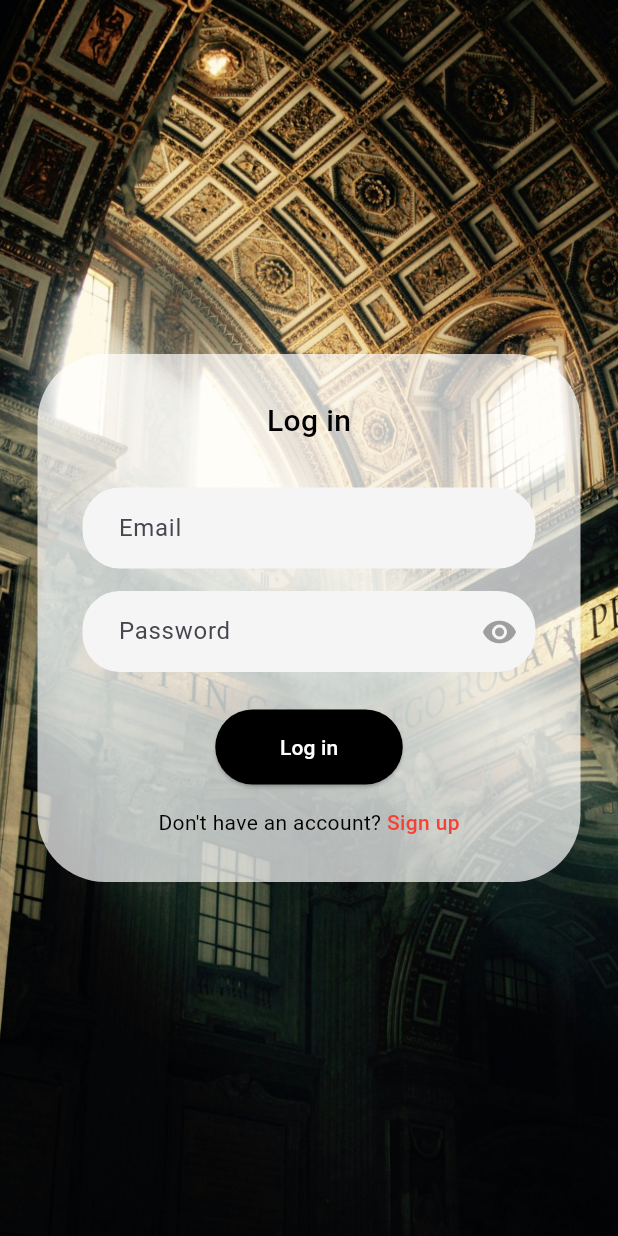
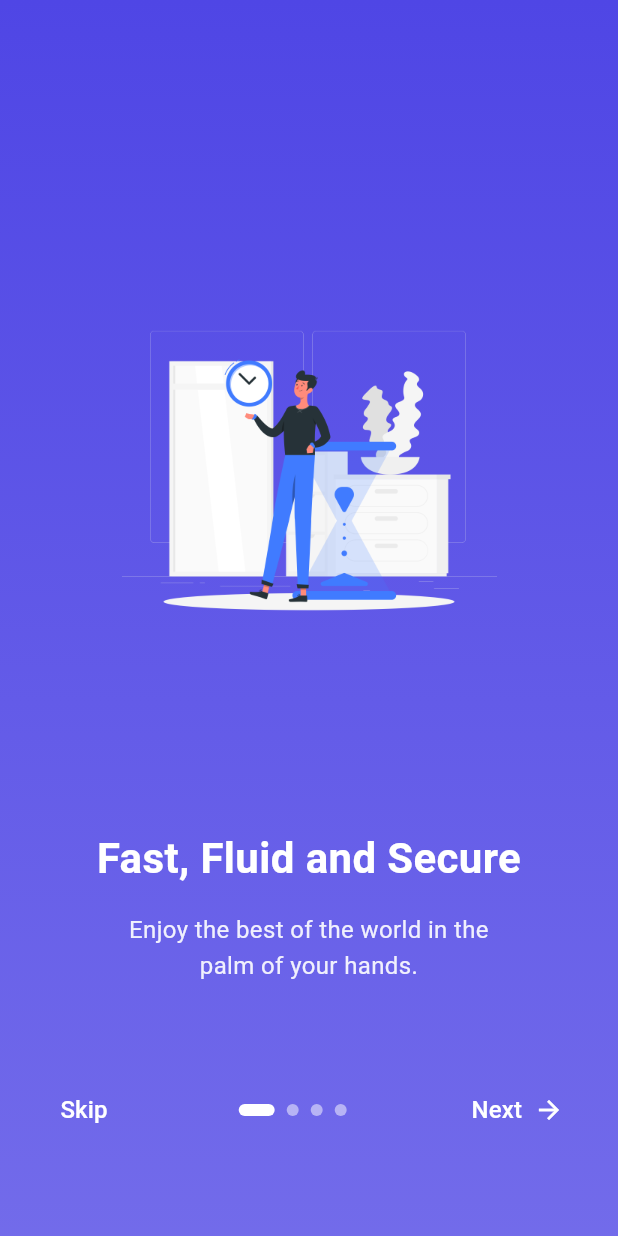
Before and after one commit to 1Karuz/reservation_app, a Flutter app: the screen it shows after launch, on a phone screen of 412 x 824 dp. Run offline on Flutter 3.47's test engine with Material 3 defaults, Android fonts, the phone set to English and light mode, and no system bars; our stand-ins replace cloud_firestore, firebase_auth, firebase_core, shared_preferences; accounts and stored records are empty.

Commit message:
added onboarding page

```diff
--- a/lib/main.dart
+++ b/lib/main.dart
@@ -4,6 +4,8 @@ import 'pages/auth_page.dart';
 import 'pages/home_screen.dart';
 import 'package:firebase_core/firebase_core.dart';
 import 'package:firebase_auth/firebase_auth.dart';
+import 'package:shared_preferences/shared_preferences.dart';
+import 'screens/onboarding_screen.dart';
 
 Future<void> main() async {
   WidgetsFlutterBinding.ensureInitialized();
@@ -35,21 +37,48 @@ class EventReservationApp extends StatelessWidget {
           backgroundColor: Colors.black,
         ),
       ),
-      home: StreamBuilder<User?>(
-        stream: FirebaseAuth.instance.authStateChanges(),
+      home: FutureBuilder<bool>(
+        future: _checkFirstTime(),
         builder: (context, snapshot) {
           if (snapshot.connectionState == ConnectionState.waiting) {
             return const Scaffold(
               body: Center(child: CircularProgressIndicator()),
             );
           }
-          if (snapshot.hasData) {
-            return const HomeScreen();
+
+          bool isFirstTime = snapshot.data ?? true;
+
+          if (isFirstTime) {
+            return const OnboardingScreen();
           }
-          return const AuthPage();
+
+          return StreamBuilder<User?>(
+            stream: FirebaseAuth.instance.authStateChanges(),
+            builder: (context, snapshot) {
+              if (snapshot.connectionState == ConnectionState.waiting) {
+                return const Scaffold(
+                  body: Center(child: CircularProgressIndicator()),
+                );
+              }
+              if (snapshot.hasData) {
+                return const HomeScreen();
+              }
+              return const AuthPage();
+            },
+          );
         },
       ),
+      routes: {
+        '/auth': (context) => const AuthPage(),
+        '/home': (context) => const HomeScreen(),
+        '/onboarding': (context) => const OnboardingScreen(),
+      },
       debugShowCheckedModeBanner: false,
     );
   }
+
+  Future<bool> _checkFirstTime() async {
+    SharedPreferences prefs = await SharedPreferences.getInstance();
+    return prefs.getBool('first_time') ?? true;
+  }
 }
--- /dev/null
+++ b/lib/screens/onboarding_screen.dart
@@ -0,0 +1,261 @@
+// lib/pages/onboarding_screen.dart
+import 'package:flutter/material.dart';
+import 'package:shared_preferences/shared_preferences.dart';
+import '/pages/auth_page.dart';
+
+class OnboardingScreen extends StatefulWidget {
+  const OnboardingScreen({super.key});
+
+  @override
+  State<OnboardingScreen> createState() => _OnboardingScreenState();
+}
+
+class _OnboardingScreenState extends State<OnboardingScreen> {
+  final PageController _pageController = PageController();
+  int _currentPage = 0;
+
+  final List<OnboardingData> _pages = [
+    const OnboardingData(
+      backgroundColor:  Color(0xFF4F46E5), // Blue-purple
+      title: "Fast, Fluid and Secure",
+      subtitle: "Enjoy the best of the world in the\npalm of your hands.",
+      imageAsset: "assets/images/save_time.png", // Clock and person illustration
+      buttonText: "Next",
+      isLastPage: false,
+    ),
+    const OnboardingData(
+      backgroundColor:  Color(0xFF10B981), // Green
+      title: "Plan efficiently",
+      subtitle: "plan your month with lots of events,\nand avoid hectic days",
+      imageAsset: "assets/images/scheduling.png", // Calendar and person illustration
+      buttonText: "Next",
+      isLastPage: false,
+    ),
+    const OnboardingData(
+      backgroundColor:  Color(0xFFF59E0B), // Orange
+      title: "Say goodbye to manual fill up !",
+      subtitle: "say goodbye to filling up forms live at site.",
+      imageAsset: "assets/images/filling_forms.png", // People at desk illustration
+      buttonText: "Next",
+      isLastPage: false,
+    ),
+    const OnboardingData(
+      backgroundColor:  Color(0xFF8B5CF6), // Purple
+      title: "Relax",
+      subtitle: "now all you have to do is sit back and\nenjoy your day!",
+      imageAsset: "assets/images/relaxation.png", // Person relaxing illustration
+      buttonText: "Finish",
+      isLastPage: true,
+    ),
+  ];
+
+  Future<void> _completeOnboarding() async {
+    // Mark onboarding as complete
+    final SharedPreferences prefs = await SharedPreferences.getInstance();
+    await prefs.setBool('first_time', false);
+
+    // Navigate to auth page
+    if (mounted) {
+      Navigator.pushReplacement(
+        context,
+        MaterialPageRoute(builder: (context) => const AuthPage()),
+      );
+    }
+  }
+
+  @override
+  Widget build(BuildContext context) {
+    return Scaffold(
+      body: Stack(
+        children: [
+          PageView.builder(
+            controller: _pageController,
+            onPageChanged: (index) {
+              setState(() {
+                _currentPage = index;
+              });
+            },
+            itemCount: _pages.length,
+            itemBuilder: (context, index) {
+              return OnboardingPage(data: _pages[index]);
+            },
+          ),
+          Positioned(
+            bottom: 60,
+            left: 24,
+            right: 24,
+            child: Row(
+              mainAxisAlignment: MainAxisAlignment.spaceBetween,
+              children: [
+                TextButton(
+                  onPressed: () {
+                    // Handle skip action
+                    _pageController.animateToPage(
+                      _pages.length - 1,
+                      duration: const Duration(milliseconds: 300),
+                      curve: Curves.easeInOut,
+                    );
+                  },
+                  child: const Text(
+                    "Skip",
+                    style: TextStyle(
+                      color: Colors.white,
+                      fontSize: 16,
+                      fontWeight: FontWeight.w500,
+                    ),
+                  ),
+                ),
+                Row(
+                  children: List.generate(
+                    _pages.length,
+                    (index) => Container(
+                      margin: const EdgeInsets.symmetric(horizontal: 4),
+                      width: index == _currentPage ? 24 : 8,
+                      height: 8,
+                      decoration: BoxDecoration(
+                        color: index == _currentPage
+                            ? Colors.white
+                            : Colors.white.withOpacity(0.5),
+                        borderRadius: BorderRadius.circular(4),
+                      ),
+                    ),
+                  ),
+                ),
+                TextButton(
+                  onPressed: () {
+                    if (_currentPage < _pages.length - 1) {
+                      _pageController.nextPage(
+                        duration: const Duration(milliseconds: 300),
+                        curve: Curves.easeInOut,
+                      );
+                    } else {
+                      // Handle finish action - mark onboarding as complete
+                      _completeOnboarding();
+                    }
+                  },
+                  child: Row(
+                    mainAxisSize: MainAxisSize.min,
+                    children: [
+                      Text(
+                        _pages[_currentPage].buttonText,
+                        style: const TextStyle(
+                          color: Colors.white,
+                          fontSize: 16,
+                          fontWeight: FontWeight.w500,
+                        ),
+                      ),
+                      if (!_pages[_currentPage].isLastPage) ...[
+                        const SizedBox(width: 8),
+                        const Icon(
+                          Icons.arrow_forward,
+                          color: Colors.white,
+                          size: 20,
+                        ),
+                      ] else ...[
+                        const SizedBox(width: 8),
+                        const Icon(
+                          Icons.check,
+                          color: Colors.white,
+                          size: 20,
+                        ),
+                      ],
+                    ],
+                  ),
+                ),
+              ],
+            ),
+          ),
+        ],
+      ),
+    );
+  }
+}
+
+class OnboardingPage extends StatelessWidget {
+  const OnboardingPage({super.key, required this.data});
+
+  final OnboardingData data;
+
+  @override
+  Widget build(BuildContext context) {
+    return Container(
+      width: double.infinity,
+      height: double.infinity,
+      decoration: BoxDecoration(
+        gradient: LinearGradient(
+          begin: Alignment.topCenter,
+          end: Alignment.bottomCenter,
+          colors: [
+            data.backgroundColor,
+            data.backgroundColor.withOpacity(0.8),
+          ],
+        ),
+      ),
+      child: SafeArea(
+        child: Padding(
+          padding: const EdgeInsets.symmetric(horizontal: 24),
+          child: Column(
+            mainAxisAlignment: MainAxisAlignment.center,
+            children: [
+              const Spacer(flex: 2),
+              // Image Asset
+              SizedBox(
+                width: double.infinity,
+                height: 300,
+                child: Center(
+                  child: Image.asset(
+                    data.imageAsset,
+                    width: 250,
+                    height: 250,
+                    fit: BoxFit.contain,
+                  ),
+                ),
+              ),
+              const Spacer(flex: 1),
+              // Title
+              Text(
+                data.title,
+                style: const TextStyle(
+                  color: Colors.white,
+                  fontSize: 28,
+                  fontWeight: FontWeight.bold,
+                ),
+                textAlign: TextAlign.center,
+              ),
+              const SizedBox(height: 16),
+              // Subtitle
+              Text(
+                data.subtitle,
+                style: TextStyle(
+                  color: Colors.white.withOpacity(0.9),
+                  fontSize: 16,
+                  height: 1.5,
+                ),
+                textAlign: TextAlign.center,
+              ),
+              const Spacer(flex: 2),
+            ],
+          ),
+        ),
+      ),
+    );
+  }
+}
+
+class OnboardingData {
+  final Color backgroundColor;
+  final String title;
+  final String subtitle;
+  final String imageAsset;
+  final String buttonText;
+  final bool isLastPage;
+
+  const OnboardingData({
+    required this.backgroundColor,
+    required this.title,
+    required this.subtitle,
+    required this.imageAsset,
+    required this.buttonText,
+    required this.isLastPage,
+  });
+}
--- a/pubspec.yaml
+++ b/pubspec.yaml
@@ -17,6 +17,7 @@ dependencies:
   firebase_core: ^4.0.0
   firebase_auth: ^6.0.1
   cloud_firestore: ^6.0.0
+  shared_preferences: ^2.2.2
 
 dev_dependencies:
   flutter_test:
```
Also changed, not shown: assets/images/digital_calendar.png (added), assets/images/filling_forms.png (added), assets/images/man_choosing.png (added), assets/images/man_onphone.png (added), assets/images/online_help.png (added), assets/images/relaxation.png (added), assets/images/save_time.png (added), assets/images/scheduling.png (added), pubspec.lock, 1 other file.
